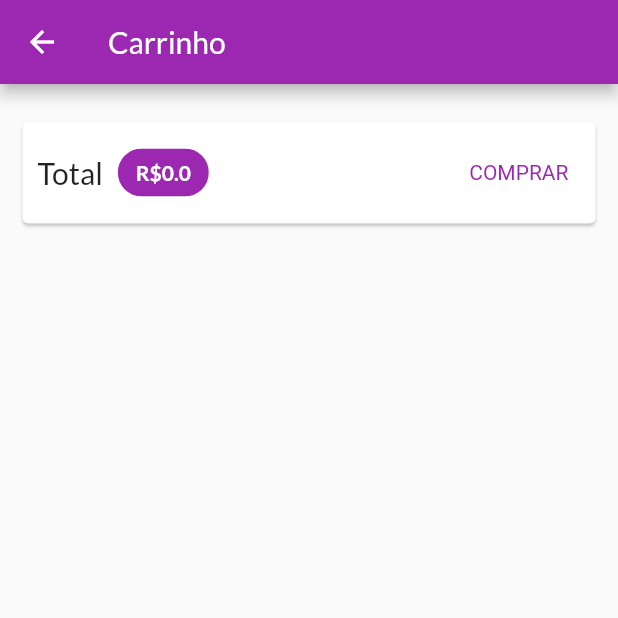
After one commit to NeriOliveira/shop_app, a Flutter app: the CartScreen screen opened by its route, on a phone screen of 412 x 824 dp, the top half of it. The commit adds this screen. Run offline on Flutter 3.47's test engine with Material 2 defaults, Android fonts, the phone set to English and light mode, and no system bars; network calls fail.

Commit message:
Tela de Carrinho de Compras

```diff
--- a/lib/main.dart
+++ b/lib/main.dart
@@ -2,6 +2,7 @@ import 'package:flutter/material.dart';
 import 'package:provider/provider.dart';
 import 'package:shop_app/models/cart.dart';
 import 'package:shop_app/models/product_list.dart';
+import 'package:shop_app/screens/cart_screen.dart';
 import 'package:shop_app/screens/product_detail_screen.dart';
 import 'package:shop_app/screens/products_overview_screen.dart';
 import 'package:shop_app/utils/app_routes.dart';
@@ -33,7 +34,8 @@ class MyApp extends StatelessWidget {
         debugShowCheckedModeBanner: false,
         home: ProductsOverviewScreen(),
         routes: {
-          AppRoutes.PRODUCT_DETAIL: (ctx) => ProductDetailScreen()
+          AppRoutes.PRODUCT_DETAIL: (ctx) => ProductDetailScreen(),
+          AppRoutes.CART: (ctx) => CartScreen(),
         },
       ),
     );
--- a/lib/models/cart.dart
+++ b/lib/models/cart.dart
@@ -5,8 +5,9 @@ import 'package:shop_app/models/cart_item.dart';
 import 'package:shop_app/models/product.dart';
 
 class Cart with ChangeNotifier{
-  Map<String, CarItem> _items = {};
-  Map<String, CarItem> get items {
+  Map<String, CartItem> _items = {};
+
+  Map<String, CartItem> get items {
     return {..._items};
   }
 
@@ -18,7 +19,7 @@ class Cart with ChangeNotifier{
     if(_items.containsKey(product.id)){
         _items.update(
           product.id,
-          (existingItem) => CarItem(
+          (existingItem) => CartItem(
             id: existingItem.id,
             productId: existingItem.productId,
             name: existingItem.name,
@@ -27,8 +28,8 @@ class Cart with ChangeNotifier{
           ),
         );
     } else {
-      items.putIfAbsent(
-        product.id, () => CarItem(
+      _items.putIfAbsent(
+        product.id, () => CartItem(
           id: Random().nextDouble().toString(),
           productId: product.id,
           name: product.name,
@@ -37,6 +38,7 @@ class Cart with ChangeNotifier{
         ),
       );
     }
+    notifyListeners();
   }
 
   double get totalAmount {
--- a/lib/models/cart_item.dart
+++ b/lib/models/cart_item.dart
@@ -1,11 +1,11 @@
-class CarItem{
+class CartItem{
   final String id;
   final double price;
   final String name;
   final int quantity;
   final String productId;
 
-  CarItem({
+  CartItem({
     required this.id,
     required this.productId,
     required this.name,
--- /dev/null
+++ b/lib/screens/cart_screen.dart
@@ -0,0 +1,68 @@
+import 'package:flutter/material.dart';
+import 'package:provider/provider.dart';
+import 'package:shop_app/widgets/cart_item.dart';
+
+import '../models/cart.dart';
+
+class CartScreen extends StatelessWidget {
+  const CartScreen({super.key});
+
+  @override
+  Widget build(BuildContext context) {
+    final Cart cart = Provider.of(context);
+    final items = cart.items.values.toList();
+
+    return Scaffold(
+      appBar: AppBar(
+        title: Text('Carrinho'),
+      ),
+      body: Column(
+        children: [
+          Card(
+            margin: const EdgeInsets.symmetric(
+              horizontal: 15,
+              vertical: 25,
+            ),
+            child: Padding(
+              padding: const EdgeInsets.all(10),
+              child: Row(
+                mainAxisAlignment: MainAxisAlignment.spaceBetween,
+                children: [
+                  Text(
+                    'Total',
+                    style: TextStyle(fontSize: 20),
+                  ),
+                  SizedBox(width: 10),
+                  Chip(
+                    backgroundColor: Theme.of(context).colorScheme.primary,
+                    label: Text(
+                      'R\$${cart.totalAmount}',
+                      style: TextStyle(
+                        color: Theme.of(context).colorScheme.surface,
+                        fontWeight: FontWeight.w700,
+                      ),
+                    ),
+                  ),
+                  Spacer(),
+                  TextButton(
+                    child: Text('COMPRAR'),
+                    style: TextButton.styleFrom(
+                        textStyle: TextStyle(
+                            color: Theme.of(context).colorScheme.primary)),
+                    onPressed: () {},
+                  ),
+                ],
+              ),
+            ),
+          ),
+          Expanded(
+            child: ListView.builder(
+              itemCount: items.length,
+              itemBuilder: (ctx, i) => CartItemWidget(items[i]),
+            ),
+          ),
+        ],
+      ),
+    );
+  }
+}
--- a/lib/utils/app_routes.dart
+++ b/lib/utils/app_routes.dart
@@ -1,3 +1,4 @@
 class AppRoutes{
   static const String PRODUCT_DETAIL = '/product-detail';
+  static const String CART = '/cart';
 }
```
Also changed, not shown: lib/screens/products_overview_screen.dart (+4 -3 lines), lib/widgets/cart_item.dart (added, +68 -0 lines).
